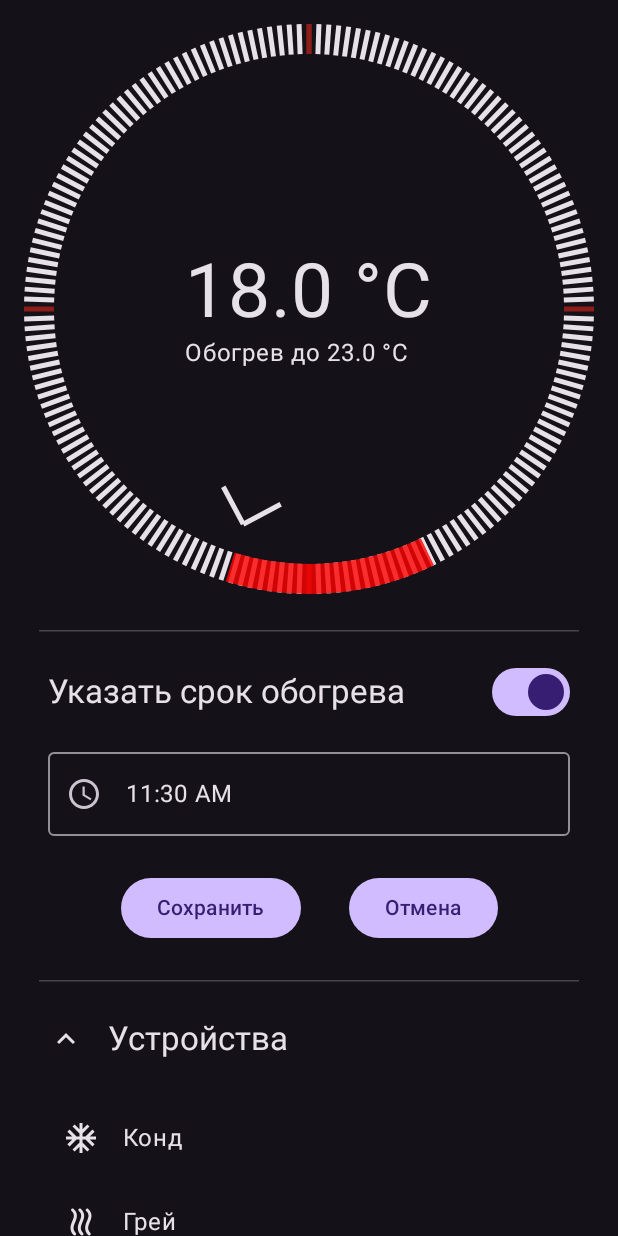
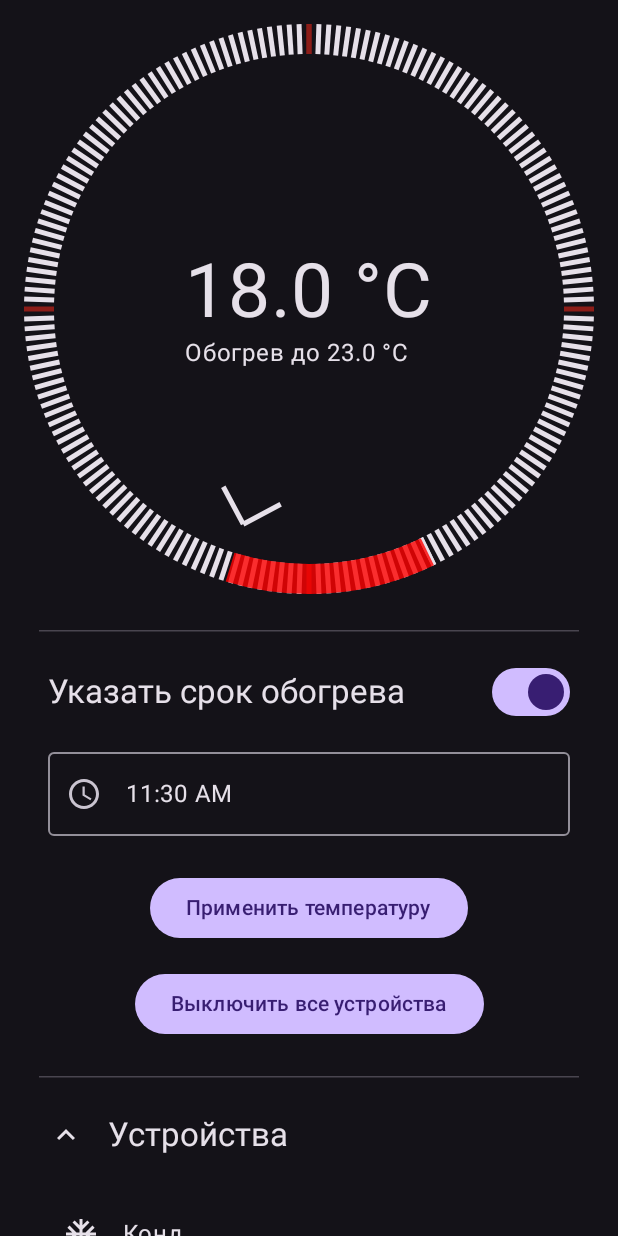
Before and after one commit to Vhhg13/diplomaFrontend, an Android app built with Jetpack Compose: the @Preview function ScreenPreview, on a phone screen of 412 x 824 dp. Run offline under Robolectric (Android 15) with nearby library versions, the phone set to English and light mode, and no system bars; network calls fail.

Commit message:
Code block reverted

```diff
--- a/specific_room/src/main/java/tk/vhhg/specific_room/SpecificRoomScreen.kt
+++ b/specific_room/src/main/java/tk/vhhg/specific_room/SpecificRoomScreen.kt
@@ -17,6 +17,7 @@ import androidx.compose.foundation.layout.padding
 import androidx.compose.foundation.layout.width
 import androidx.compose.foundation.rememberScrollState
 import androidx.compose.foundation.shape.RoundedCornerShape
+import androidx.compose.foundation.text.BasicTextField
 import androidx.compose.foundation.verticalScroll
 import androidx.compose.material.icons.Icons
 import androidx.compose.material.icons.filled.Add
@@ -51,6 +52,9 @@ import androidx.compose.ui.hapticfeedback.HapticFeedbackType
 import androidx.compose.ui.platform.LocalHapticFeedback
 import androidx.compose.ui.res.painterResource
 import androidx.compose.ui.res.stringResource
+import androidx.compose.ui.text.TextStyle
+import androidx.compose.ui.text.font.Font
+import androidx.compose.ui.text.font.FontFamily
 import androidx.compose.ui.tooling.preview.Preview
 import androidx.compose.ui.unit.dp
 import androidx.compose.ui.unit.sp
@@ -219,29 +223,29 @@ fun ColumnScope.DevicesAndScripts(
                 Icon(Icons.Default.Add, null, Modifier.padding(16.dp), tint = MaterialTheme.colorScheme.primary)
                 Text(stringResource(R.string.add_device), style = MaterialTheme.typography.bodyLarge, color = MaterialTheme.colorScheme.primary)
             }
-//            var code by remember { mutableStateOf(script) }
-//            Card(Modifier
-//                .fillMaxWidth()
-//                .padding(horizontal = 32.dp, vertical = 16.dp), RoundedCornerShape(16.dp)) {
-//                BasicTextField(
-//                    value = code,
-//                    onValueChange = { code = it },
-//                    modifier = Modifier
-//                        .padding(16.dp)
-//                        .fillMaxWidth(),
-//                    textStyle = TextStyle(
-//                        color = MaterialTheme.colorScheme.onSurface,
-//                        fontFamily = FontFamily(Font(R.font.jb_mono))
-//                    )
-//                )
-//            }
-//            Row(Modifier.fillMaxWidth(), horizontalArrangement = Arrangement.Center) {
-//                Button(onClick = {
-//                    onEvent(UiEvent.SaveScriptEvent(code))
-//                }, enabled = code != script) {
-//                    Text(stringResource(R.string.save))
-//                }
-//            }
+            var code by remember { mutableStateOf(script) }
+            Card(Modifier
+                .fillMaxWidth()
+                .padding(horizontal = 32.dp, vertical = 16.dp), RoundedCornerShape(16.dp)) {
+                BasicTextField(
+                    value = code,
+                    onValueChange = { code = it },
+                    modifier = Modifier
+                        .padding(16.dp)
+                        .fillMaxWidth(),
+                    textStyle = TextStyle(
+                        color = MaterialTheme.colorScheme.onSurface,
+                        fontFamily = FontFamily(Font(R.font.jb_mono))
+                    )
+                )
+            }
+            Row(Modifier.fillMaxWidth(), horizontalArrangement = Arrangement.Center) {
+                Button(onClick = {
+                    onEvent(UiEvent.SaveScriptEvent(code))
+                }, enabled = code != script) {
+                    Text(stringResource(R.string.save))
+                }
+            }
         }
     }
 }
@@ -306,15 +310,21 @@ fun HeatingCoolingComponent(
                     .fillMaxWidth()
             )
             Spacer(Modifier.height(24.dp))
-            Row(Modifier.fillMaxWidth(), horizontalArrangement = Arrangement.Center) {
+            Column(Modifier.fillMaxWidth().padding(horizontal = 32.dp), horizontalAlignment = Alignment.CenterHorizontally) {
                 Button({ onEvent(UiEvent.SaveRegimeEvent) }) {
-                    Text(stringResource(R.string.save))
+                    Text(stringResource(R.string.apply_temperature))
                 }
-                Spacer(Modifier.width(32.dp))
+                Spacer(Modifier.height(16.dp))
                 Button(onClick = { onEvent(UiEvent.ClearEvent) }, enabled = deadline != null || targetTemp != null) {
-                    Text(stringResource(R.string.cancel))
+                    Text(stringResource(R.string.null_all_devices))
                 }
             }
+
+//            Row(Modifier.fillMaxWidth(), horizontalArrangement = Arrangement.Center) {
+//
+//
+//
+//            }
             Spacer(Modifier.height(24.dp))
             HorizontalDivider(Modifier.padding(horizontal = 26.dp))
         }
--- a/specific_room/src/main/res/values/strings.xml
+++ b/specific_room/src/main/res/values/strings.xml
@@ -11,4 +11,6 @@
     <string name="enter_time">Введите время</string>
     <string name="cancel">Отмена</string>
     <string name="OK">ОК</string>
+    <string name="apply_temperature">Применить температуру</string>
+    <string name="null_all_devices">Выключить все устройства</string>
 </resources>
```
